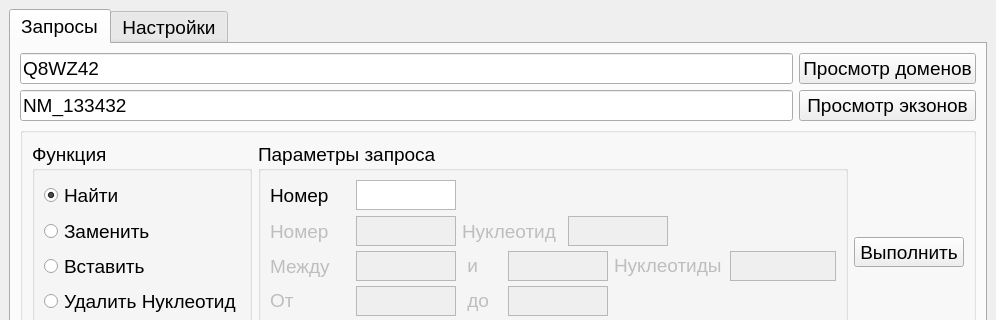
This is src/mainwindow.ui in RedT0wer/TitinInfo as Qt 5 draws it before an edit; both pictures show x 0 to 996 and y 0 to 320 of the 996 by 763 pixel window. The edited form follows.
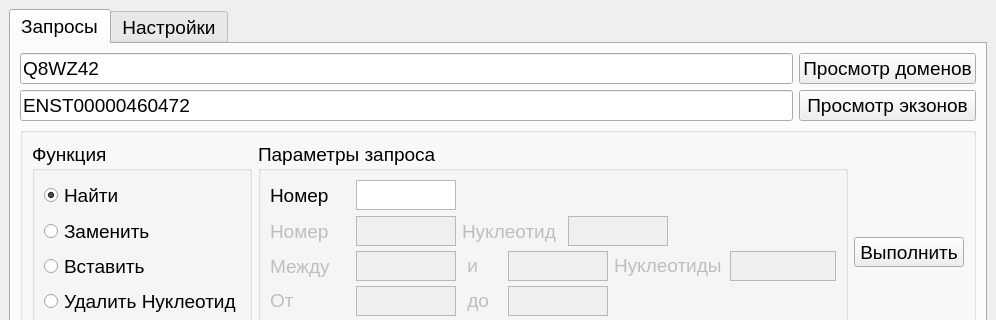
This is the edited form. The open tabs and pages were chosen to show the change.

Commit message: table id-url

```diff
--- a/src/mainwindow.ui
+++ b/src/mainwindow.ui
@@ -806,7 +806,7 @@
            </size>
           </property>
           <property name="text">
-           <string>NM_133432</string>
+           <string>ENST00000460472</string>
           </property>
           <property name="placeholderText">
            <string>ENST00000460472...</string>
```
The commit also changes 2 other files.
